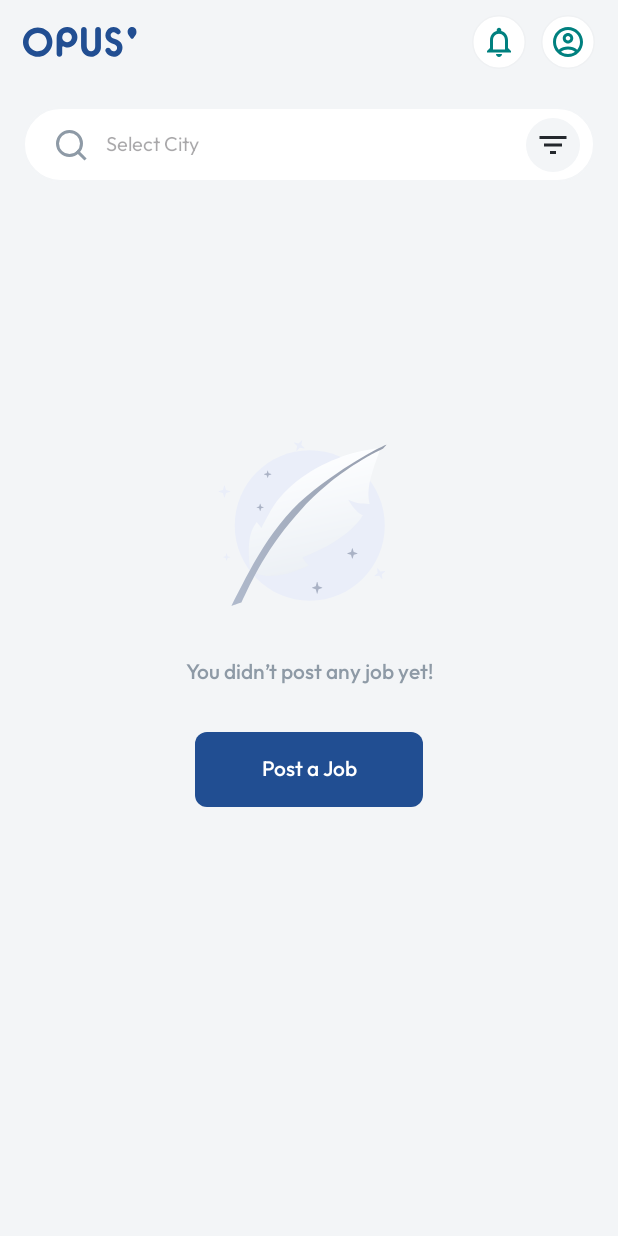
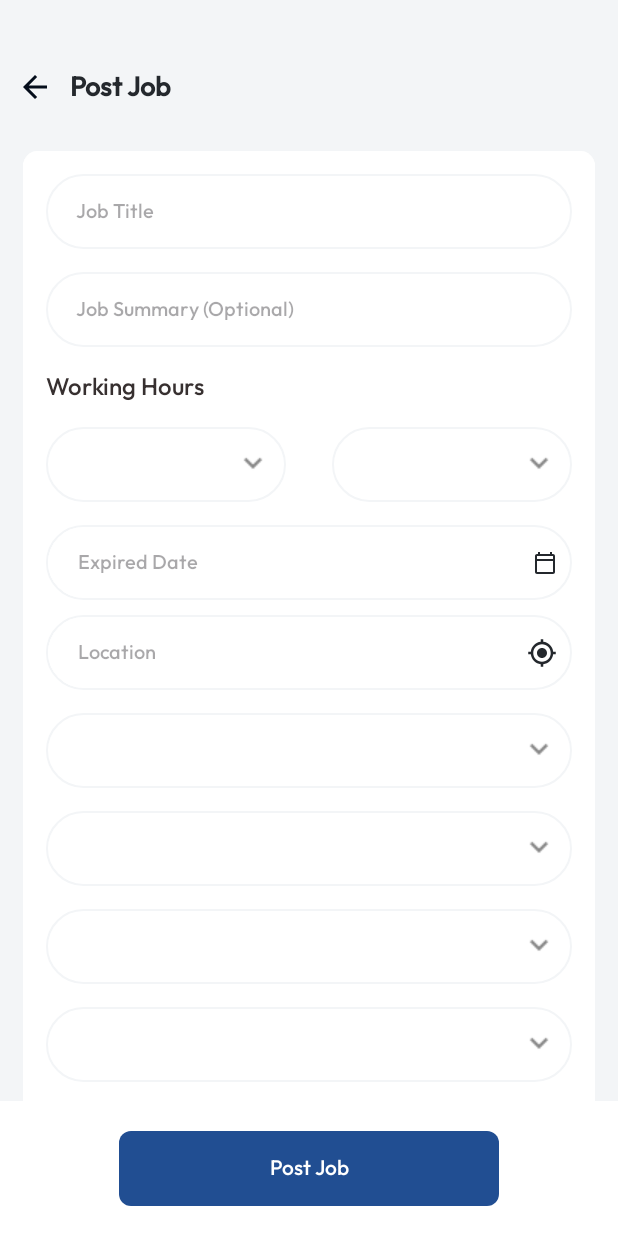
Before and after one commit to mehedii-hassan/OPUS, an Android app: the HomeActivity screen opened directly, with no data from a screen before it, on a phone screen of 412 x 824 dp. Run offline under Robolectric (Android 15) with nearby library versions, the phone set to English and light mode, and no system bars; our stand-ins replace data binding, sdp/ssp sizes.

Commit message:
post job screen design done

```diff
--- /dev/null
+++ b/app/src/main/java/com/example/opus/ui/fragments/BlankFragment.kt
@@ -0,0 +1,21 @@
+package com.example.opus.ui.fragments
+
+import android.os.Bundle
+import androidx.fragment.app.Fragment
+import android.view.LayoutInflater
+import android.view.View
+import android.view.ViewGroup
+import com.example.opus.R
+
+class BlankFragment : Fragment() {
+
+
+    override fun onCreateView(
+        inflater: LayoutInflater, container: ViewGroup?,
+        savedInstanceState: Bundle?
+    ): View? {
+        // Inflate the layout for this fragment
+        return inflater.inflate(R.layout.fragment_blank, container, false)
+    }
+
+}
--- /dev/null
+++ b/app/src/main/java/com/example/opus/ui/fragments/home/PostJobFragment.kt
@@ -0,0 +1,21 @@
+package com.example.opus.ui.fragments.home
+
+import android.os.Bundle
+import androidx.fragment.app.Fragment
+import android.view.LayoutInflater
+import android.view.View
+import android.view.ViewGroup
+import com.example.opus.R
+
+class PostJobFragment : Fragment() {
+
+
+    override fun onCreateView(
+        inflater: LayoutInflater, container: ViewGroup?,
+        savedInstanceState: Bundle?
+    ): View? {
+        // Inflate the layout for this fragment
+        return inflater.inflate(R.layout.fragment_post_job, container, false)
+    }
+
+}
--- /dev/null
+++ b/app/src/main/res/drawable/ic_calendar.xml
@@ -0,0 +1,13 @@
+<vector xmlns:android="http://schemas.android.com/apk/res/android"
+    android:width="16dp"
+    android:height="16dp"
+    android:viewportWidth="16"
+    android:viewportHeight="16">
+  <group>
+    <clip-path
+        android:pathData="M0,0h16v16h-16z"/>
+    <path
+        android:pathData="M13.333,1.997H12.667V0.664H11.333V1.997H4.667V0.664H3.333V1.997H2.667C1.933,1.997 1.333,2.597 1.333,3.331V13.997C1.333,14.731 1.933,15.331 2.667,15.331H13.333C14.067,15.331 14.667,14.731 14.667,13.997V3.331C14.667,2.597 14.067,1.997 13.333,1.997ZM13.333,13.997H2.667V6.664H13.333V13.997ZM13.333,5.331H2.667V3.331H13.333V5.331Z"
+        android:fillColor="#24282D"/>
+  </group>
+</vector>
--- a/app/src/main/res/drawable/ic_drop_down.xml
+++ /dev/null
@@ -1,12 +0,0 @@
-<vector xmlns:android="http://schemas.android.com/apk/res/android"
-    android:width="16dp"
-    android:height="16dp"
-    android:viewportWidth="16"
-    android:viewportHeight="16">
-  <path
-      android:pathData="M2.4,5.602L8,11.202L13.6,5.602"
-      android:strokeWidth="2"
-      android:fillColor="#00000000"
-      android:strokeColor="#24282D"
-      android:strokeLineCap="square"/>
-</vector>
--- /dev/null
+++ b/app/src/main/res/drawable/ic_location.xml
@@ -0,0 +1,9 @@
+<vector xmlns:android="http://schemas.android.com/apk/res/android"
+    android:width="20dp"
+    android:height="20dp"
+    android:viewportWidth="20"
+    android:viewportHeight="20">
+  <path
+      android:pathData="M10,6.669C8.158,6.669 6.667,8.161 6.667,10.003C6.667,11.844 8.158,13.336 10,13.336C11.842,13.336 13.333,11.844 13.333,10.003C13.333,8.161 11.842,6.669 10,6.669ZM17.45,9.169C17.261,7.479 16.503,5.904 15.301,4.702C14.099,3.499 12.523,2.741 10.833,2.553V0.836H9.167V2.553C7.477,2.741 5.901,3.499 4.699,4.702C3.496,5.904 2.739,7.479 2.55,9.169H0.833V10.836H2.55C2.739,12.526 3.496,14.101 4.699,15.304C5.901,16.506 7.477,17.264 9.167,17.453V19.169H10.833V17.453C12.523,17.264 14.099,16.506 15.301,15.304C16.503,14.101 17.261,12.526 17.45,10.836H19.167V9.169H17.45ZM10,15.836C6.775,15.836 4.167,13.228 4.167,10.003C4.167,6.778 6.775,4.169 10,4.169C13.225,4.169 15.833,6.778 15.833,10.003C15.833,13.228 13.225,15.836 10,15.836Z"
+      android:fillColor="#24282D"/>
+</vector>
--- /dev/null
+++ b/app/src/main/res/drawable/spinner_background.xml
@@ -0,0 +1,23 @@
+<?xml version="1.0" encoding="utf-8"?>
+<layer-list xmlns:android="http://schemas.android.com/apk/res/android">
+    <item>
+        <shape android:shape="rectangle">
+            <solid android:color="#FFFFFF" />
+            <corners android:radius="30dp" />
+            <stroke
+                android:width="1dp"
+                android:color="@color/colorBG" />
+        </shape>
+    </item>
+    <item
+        android:left="300dp"
+        android:right="10dp">
+        <bitmap
+            android:gravity="end"
+            android:src="@drawable/ic_action_arrow_down">
+
+        </bitmap>
+    </item>
+
+
+</layer-list>
--- /dev/null
+++ b/app/src/main/res/layout/fragment_blank.xml
@@ -0,0 +1,26 @@
+<?xml version="1.0" encoding="utf-8"?>
+<FrameLayout xmlns:android="http://schemas.android.com/apk/res/android"
+    xmlns:tools="http://schemas.android.com/tools"
+    android:layout_width="match_parent"
+    android:layout_height="match_parent"
+    android:padding="@dimen/_15sdp"
+    tools:context=".ui.fragments.BlankFragment">
+    <!--
+        <Spinner
+            android:id="@+id/spinner_algorithm"
+            android:layout_width="match_parent"
+            android:layout_height="50dp"
+            android:layout_gravity="center"
+            android:layout_margin="5dp"
+            android:layout_marginTop="18dp"
+            android:background="@drawable/spinner_background" />-->
+
+    <Spinner
+        android:id="@+id/et_support_category"
+        style="@style/spinner_style"
+        android:layout_width="match_parent"
+        android:layout_height="50dp"
+        android:layout_gravity="center"
+        android:overlapAnchor="false"
+        android:spinnerMode="dropdown" />
+</FrameLayout>
--- /dev/null
+++ b/app/src/main/res/layout/fragment_post_job.xml
@@ -0,0 +1,354 @@
+<?xml version="1.0" encoding="utf-8"?>
+<layout xmlns:android="http://schemas.android.com/apk/res/android"
+    xmlns:app="http://schemas.android.com/apk/res-auto"
+    xmlns:tools="http://schemas.android.com/tools">
+
+    <data>
+
+    </data>
+
+    <androidx.constraintlayout.widget.ConstraintLayout
+        android:layout_width="match_parent"
+        android:layout_height="match_parent"
+        tools:context=".ui.fragments.home.PostJobFragment">
+
+
+        <androidx.constraintlayout.widget.ConstraintLayout
+            android:layout_width="match_parent"
+            android:layout_height="0dp"
+            android:background="@color/colorBG"
+            android:paddingStart="@dimen/_15sdp"
+            android:paddingEnd="@dimen/_15sdp"
+            app:layout_constraintBottom_toTopOf="@+id/containerBtnCreateAccount"
+            app:layout_constraintTop_toTopOf="parent">
+
+
+            <androidx.constraintlayout.widget.ConstraintLayout
+                android:id="@+id/containerTop"
+                android:layout_width="match_parent"
+                android:layout_height="wrap_content"
+                android:layout_marginTop="45dp"
+                app:layout_constraintTop_toTopOf="parent">
+
+
+                <ImageView
+                    android:id="@+id/ivArrowLeft"
+                    android:layout_width="wrap_content"
+                    android:layout_height="wrap_content"
+                    android:src="@drawable/ic_arrow_left"
+                    app:layout_constraintBottom_toBottomOf="@+id/tvTitlePostJob"
+                    app:layout_constraintStart_toStartOf="parent"
+                    app:layout_constraintTop_toTopOf="@+id/tvTitlePostJob"
+                    app:tint="#040D1B" />
+
+                <TextView
+                    android:id="@+id/tvTitlePostJob"
+                    android:layout_width="wrap_content"
+                    android:layout_height="wrap_content"
+                    android:layout_marginStart="@dimen/_15sdp"
+                    android:fontFamily="@font/outfit_medium"
+                    android:text="@string/post_job"
+                    android:textColor="@color/colorAddInfo"
+                    android:textSize="18sp"
+                    android:textStyle="bold"
+                    app:layout_constraintStart_toEndOf="@+id/ivArrowLeft"
+                    app:layout_constraintTop_toTopOf="parent" />
+
+
+            </androidx.constraintlayout.widget.ConstraintLayout>
+
+
+            <ScrollView
+                android:id="@+id/svContainer"
+                android:layout_width="match_parent"
+                android:layout_height="0dp"
+                android:layout_marginTop="@dimen/_30sdp"
+                android:background="@drawable/custom_cl_container_background"
+                android:scrollbars="none"
+                app:layout_constraintBottom_toBottomOf="parent"
+                app:layout_constraintTop_toBottomOf="@+id/containerTop">
+
+
+                <androidx.constraintlayout.widget.ConstraintLayout
+                    android:id="@+id/clContainer"
+                    android:layout_width="match_parent"
+                    android:layout_height="wrap_content"
+                    android:background="@drawable/custom_cl_container_background">
+
+                    <androidx.constraintlayout.widget.Guideline
+                        android:id="@+id/glMiddle"
+                        android:layout_width="wrap_content"
+                        android:layout_height="wrap_content"
+                        android:orientation="vertical"
+                        app:layout_constraintGuide_percent=".5" />
+
+                    <EditText
+                        android:id="@+id/etJobTitle"
+                        android:layout_width="match_parent"
+                        android:layout_height="@dimen/_50sdp"
+                        android:layout_marginHorizontal="@dimen/_15sdp"
+                        android:layout_marginTop="@dimen/_15sdp"
+                        android:background="@drawable/custom_et_email_background"
+                        android:fontFamily="@font/outfit_medium"
+                        android:hint="@string/job_title"
+                        android:paddingStart="@dimen/_20sdp"
+                        android:paddingEnd="@dimen/_25sdp"
+                        android:textColor="@color/colorEmailAndPassword"
+                        android:textSize="13sp"
+                        app:layout_constraintEnd_toEndOf="parent"
+                        app:layout_constraintStart_toStartOf="parent"
+                        app:layout_constraintTop_toTopOf="parent" />
+
+                    <EditText
+                        android:id="@+id/etJobSummary"
+                        android:layout_width="match_parent"
+                        android:layout_height="@dimen/_50sdp"
+                        android:layout_marginHorizontal="@dimen/_15sdp"
+                        android:layout_marginTop="@dimen/_15sdp"
+                        android:background="@drawable/custom_et_email_background"
+                        android:fontFamily="@font/outfit_medium"
+                        android:hint="@string/job_summary_optional"
+                        android:paddingStart="@dimen/_20sdp"
+                        android:paddingEnd="@dimen/_25sdp"
+                        android:textColor="@color/colorEmailAndPassword"
+                        android:textSize="13sp"
+                        app:layout_constraintEnd_toEndOf="parent"
+                        app:layout_constraintStart_toStartOf="parent"
+                        app:layout_constraintTop_toBottomOf="@+id/etJobTitle" />
+
+
+                    <TextView
+                        android:id="@+id/tvWorkingHours"
+                        android:layout_width="wrap_content"
+                        android:layout_height="wrap_content"
+                        android:layout_marginHorizontal="@dimen/_15sdp"
+                        android:layout_marginTop="@dimen/_15sdp"
+                        android:fontFamily="@font/outfit_medium"
+                        android:text="@string/working_hours"
+                        android:textColor="@color/colorEmailAndPassword"
+                        android:textSize="16sp"
+                        app:layout_constraintStart_toStartOf="parent"
+                        app:layout_constraintTop_toBottomOf="@+id/etJobSummary" />
+
+
+                    <Spinner
+                        android:id="@+id/spinnerStartingTime"
+                        style="@style/spinner_style"
+                        android:layout_width="0dp"
+                        android:layout_height="50dp"
+                        android:layout_gravity="center"
+                        android:layout_marginHorizontal="@dimen/_15sdp"
+                        android:layout_marginTop="@dimen/_15sdp"
+                        android:overlapAnchor="false"
+                        android:paddingStart="10dp"
+                        android:paddingEnd="0dp"
+                        android:spinnerMode="dropdown"
+                        app:layout_constraintEnd_toEndOf="@+id/glMiddle"
+                        app:layout_constraintStart_toStartOf="parent"
+                        app:layout_constraintTop_toBottomOf="@+id/tvWorkingHours" />
+
+                    <Spinner
+                        android:id="@+id/spinnerEndingTime"
+                        style="@style/spinner_style"
+                        android:layout_width="0dp"
+                        android:layout_height="50dp"
+                        android:layout_gravity="center"
+                        android:layout_marginHorizontal="@dimen/_15sdp"
+                        android:overlapAnchor="false"
+                        android:paddingStart="10dp"
+                        android:paddingEnd="0dp"
+                        android:spinnerMode="dropdown"
+                        app:layout_constraintEnd_toEndOf="parent"
+                        app:layout_constraintStart_toStartOf="@+id/glMiddle"
+                        app:layout_constraintTop_toTopOf="@+id/spinnerStartingTime" />
+
+                    <androidx.constraintlayout.widget.ConstraintLayout
+                        android:id="@+id/containerExpiredDate"
+                        android:layout_width="match_parent"
+                        android:layout_height="@dimen/_50sdp"
+                        android:layout_marginHorizontal="@dimen/_15sdp"
+                        android:layout_marginTop="@dimen/_15sdp"
+                        android:background="@drawable/custom_password_container_background"
+                        app:layout_constraintEnd_toEndOf="parent"
+                        app:layout_constraintStart_toStartOf="parent"
+                        app:layout_constraintTop_toBottomOf="@+id/spinnerStartingTime">
+
+                        <EditText
+                            android:id="@+id/etExpiredDate"
+                            android:layout_width="0dp"
+                            android:layout_height="match_parent"
+                            android:layout_margin="1dp"
+                            android:background="@drawable/custom_et_password_background"
+                            android:fontFamily="@font/outfit_medium"
+                            android:gravity="center_vertical"
+                            android:hint="@string/expired_date"
+                            android:paddingStart="@dimen/_20sdp"
+                            android:paddingEnd="@dimen/_25sdp"
+                            android:textColor="@color/colorEmailAndPassword"
+                            android:textSize="13sp"
+                            app:layout_constraintBottom_toBottomOf="parent"
+                            app:layout_constraintEnd_toStartOf="@+id/ivCalendar"
+                            app:layout_constraintStart_toStartOf="parent"
+                            app:layout_constraintTop_toTopOf="parent" />
+
+                        <ImageView
+                            android:id="@+id/ivCalendar"
+                            android:layout_width="wrap_content"
+                            android:layout_height="wrap_content"
+                            android:layout_marginEnd="10dp"
+                            android:contentDescription="@string/todo"
+                            android:src="@drawable/ic_calendar"
+                            app:layout_constraintBottom_toBottomOf="parent"
+                            app:layout_constraintEnd_toEndOf="parent"
+                            app:layout_constraintTop_toTopOf="parent" />
+
+
+                    </androidx.constraintlayout.widget.ConstraintLayout>
+
+                    <androidx.constraintlayout.widget.ConstraintLayout
+                        android:id="@+id/containerLocation"
+                        android:layout_width="match_parent"
+                        android:layout_height="@dimen/_50sdp"
+                        android:layout_marginHorizontal="@dimen/_15sdp"
+                        android:layout_marginTop="@dimen/_10sdp"
+                        android:background="@drawable/custom_password_container_background"
+                        app:layout_constraintEnd_toEndOf="parent"
+                        app:layout_constraintStart_toStartOf="parent"
+                        app:layout_constraintTop_toBottomOf="@+id/containerExpiredDate">
+
+                        <EditText
+                            android:id="@+id/etLocation"
+                            android:layout_width="0dp"
+                            android:layout_height="match_parent"
+                            android:layout_margin="1dp"
+                            android:background="@drawable/custom_et_password_background"
+                            android:fontFamily="@font/outfit_medium"
+                            android:gravity="center_vertical"
+                            android:hint="@string/location"
+                            android:paddingStart="@dimen/_20sdp"
+                            android:paddingEnd="@dimen/_25sdp"
+                            android:textColor="@color/colorEmailAndPassword"
+                            android:textSize="13sp"
+                            app:layout_constraintBottom_toBottomOf="parent"
+                            app:layout_constraintEnd_toStartOf="@+id/ivLocation"
+                            app:layout_constraintStart_toStartOf="parent"
+                            app:layout_constraintTop_toTopOf="parent" />
+
+                        <ImageView
+                            android:id="@+id/ivLocation"
+                            android:layout_width="wrap_content"
+                            android:layout_height="wrap_content"
+                            android:layout_marginEnd="10dp"
+                            android:contentDescription="@string/todo"
+                            android:src="@drawable/ic_location"
+                            app:layout_constraintBottom_toBottomOf="parent"
+                            app:layout_constraintEnd_toEndOf="parent"
+                            app:layout_constraintTop_toTopOf="parent" />
+
+
+                    </androidx.constraintlayout.widget.ConstraintLayout>
+
+                    <Spinner
+                        android:id="@+id/spinnerIndustry"
+                        style="@style/spinner_style"
+                        android:layout_width="match_parent"
+                        android:layout_height="50dp"
+                        android:layout_gravity="center"
+                        android:layout_marginHorizontal="@dimen/_15sdp"
+                        android:layout_marginTop="@dimen/_15sdp"
+                        android:overlapAnchor="false"
+                        android:paddingStart="10dp"
+                        android:paddingEnd="0dp"
+                        android:spinnerMode="dropdown"
+                        app:layout_constraintTop_toBottomOf="@+id/containerLocation" />
+
+                    <Spinner
+                        android:id="@+id/spinnerJobType"
+                        style="@style/spinner_style"
+                        android:layout_width="match_parent"
+                        android:layout_height="50dp"
+                        android:layout_gravity="center"
+                        android:layout_marginHorizontal="@dimen/_15sdp"
+                        android:layout_marginTop="@dimen/_15sdp"
+                        android:overlapAnchor="false"
+                        android:paddingStart="10dp"
+                        android:paddingEnd="0dp"
+                        android:spinnerMode="dropdown"
+                        app:layout_constraintTop_toBottomOf="@+id/spinnerIndustry" />
+
+                    <Spinner
+                        android:id="@+id/spinnerContractualPeriod"
+                        style="@style/spinner_style"
+                        android:layout_width="match_parent"
+                        android:layout_height="50dp"
+                        android:layout_gravity="center"
+                        android:layout_marginHorizontal="@dimen/_15sdp"
+                        android:layout_marginTop="@dimen/_15sdp"
+                        android:overlapAnchor="false"
+                        android:paddingStart="10dp"
+                        android:paddingEnd="0dp"
+                        android:spinnerMode="dropdown"
+                        app:layout_constraintTop_toBottomOf="@+id/spinnerJobType" />
+
+                    <Spinner
+                        android:id="@+id/spinnerSalaryOptional"
+                        style="@style/spinner_style"
+                        android:layout_width="match_parent"
+                        android:layout_height="50dp"
+                        android:layout_gravity="center"
+                        android:layout_marginHorizontal="@dimen/_15sdp"
+                        android:layout_marginTop="@dimen/_15sdp"
+                        android:overlapAnchor="false"
+                        android:paddingStart="10dp"
+                        android:paddingEnd="0dp"
+                        android:spinnerMode="dropdown"
+                        app:layout_constraintTop_toBottomOf="@+id/spinnerContractualPeriod" />
+
+
+                </androidx.constraintlayout.widget.ConstraintLayout>
+
+
+            </ScrollView>
+
+        </androidx.constraintlayout.widget.ConstraintLayout>
+
+        <androidx.constraintlayout.widget.ConstraintLayout
+            android:id="@+id/containerBtnCreateAccount"
+            android:layout_width="match_parent"
+            android:layout_height="wrap_content"
+            android:background="@color/white"
+            android:padding="20dp"
+            app:layout_constraintBottom_toBottomOf="parent">
+
+            <androidx.constraintlayout.widget.Guideline
+                android:id="@+id/glStart"
+                android:layout_width="wrap_content"
+                android:layout_height="wrap_content"
+                android:orientation="vertical"
+                app:layout_constraintGuide_percent=".16" />
+
+            <androidx.constraintlayout.widget.Guideline
+                android:id="@+id/glEnd"
+                android:layout_width="wrap_content"
+                android:layout_height="wrap_content"
+                android:orientation="vertical"
+                app:layout_constraintGuide_percent=".84" />
+
+            <TextView
+                android:id="@+id/btnPostJob"
+                android:layout_width="0dp"
+                android:layout_height="50dp"
+                android:background="@drawable/custom_btn_login_background"
+                android:fontFamily="@font/outfit_medium"
+                android:gravity="center"
+                android:text="@string/post_job"
+                android:textColor="@color/white"
+                android:textSize="14sp"
+                app:layout_constraintBottom_toBottomOf="parent"
+                app:layout_constraintEnd_toEndOf="@+id/glEnd"
+                app:layout_constraintStart_toStartOf="@+id/glStart" />
+
+        </androidx.constraintlayout.widget.ConstraintLayout>
+
+    </androidx.constraintlayout.widget.ConstraintLayout>
+</layout>
--- /dev/null
+++ b/app/src/main/res/menu/menu_sample.xml
@@ -0,0 +1,4 @@
+<?xml version="1.0" encoding="utf-8"?>
+<menu xmlns:android="http://schemas.android.com/apk/res/android">
+
+</menu>
--- a/app/src/main/res/navigation/home_nav_graph.xml
+++ b/app/src/main/res/navigation/home_nav_graph.xml
@@ -3,11 +3,16 @@
     xmlns:app="http://schemas.android.com/apk/res-auto"
     xmlns:tools="http://schemas.android.com/tools"
     android:id="@+id/home_nav_graph"
-    app:startDestination="@id/homeFragment">
+    app:startDestination="@id/postJobFragment">
 
     <fragment
         android:id="@+id/homeFragment"
         android:name="com.example.opus.ui.fragments.home.HomeFragment"
         android:label="HomeFragment"
         tools:layout="@layout/fragment_home" />
+    <fragment
+        android:id="@+id/postJobFragment"
+        android:name="com.example.opus.ui.fragments.home.PostJobFragment"
+        android:label="PostJobFragment"
+        tools:layout="@layout/fragment_post_job" />
 </navigation>
--- /dev/null
+++ b/app/src/main/res/values/ic_drop_down_background.xml
@@ -0,0 +1,4 @@
+<?xml version="1.0" encoding="utf-8"?>
+<resources>
+    <color name="ic_drop_down_background">#FFFFFF</color>
+</resources>
--- /dev/null
+++ b/app/src/main/res/values/ic_drop_down_new_background.xml
@@ -0,0 +1,4 @@
+<?xml version="1.0" encoding="utf-8"?>
+<resources>
+    <color name="ic_drop_down_new_background">#FFFFFF</color>
+</resources>
--- a/app/src/main/res/values/strings.xml
+++ b/app/src/main/res/values/strings.xml
@@ -22,4 +22,11 @@
     <string name="create_password">Create Password</string>
     <string name="post_a_job">Post a Job</string>
     <string name="you_did_not_post_any_job_yet">You didn’t post any job yet!</string>
+    <string name="post_job">Post Job</string>
+    <string name="job_title">Job Title</string>
+    <string name="job_summary_optional">Job Summary (Optional)</string>
+    <string name="working_hours">Working Hours</string>
+    <string name="starting_time">Starting Time</string>
+    <string name="expired_date">Expired Date</string>
+    <string name="location">Location</string>
 </resources>
--- a/app/src/main/res/values/themes.xml
+++ b/app/src/main/res/values/themes.xml
@@ -6,4 +6,14 @@
     </style>
 
     <style name="Theme.OPUS" parent="Base.Theme.OPUS" />
+
+    <style name="spinner_style">
+        <item name="android:background">@drawable/spinner_background</item>
+        <item name="android:textColor">#BC6060</item>
+        <item name="android:layout_width">match_parent</item>
+        <item name="android:layout_height">50dp</item>
+        <item name="android:maxLines">1</item>
+        <item name="android:textColorHint">@color/colorBG</item>
+
+    </style>
 </resources>
```
Also changed, not shown: app/src/main/ic_drop-playstore.png (added), app/src/main/ic_drop_down-playstore.png (added), app/src/main/ic_drop_down_new-playstore.png (added), app/src/main/res/drawable/ic_action_arrow_down.png (added).
